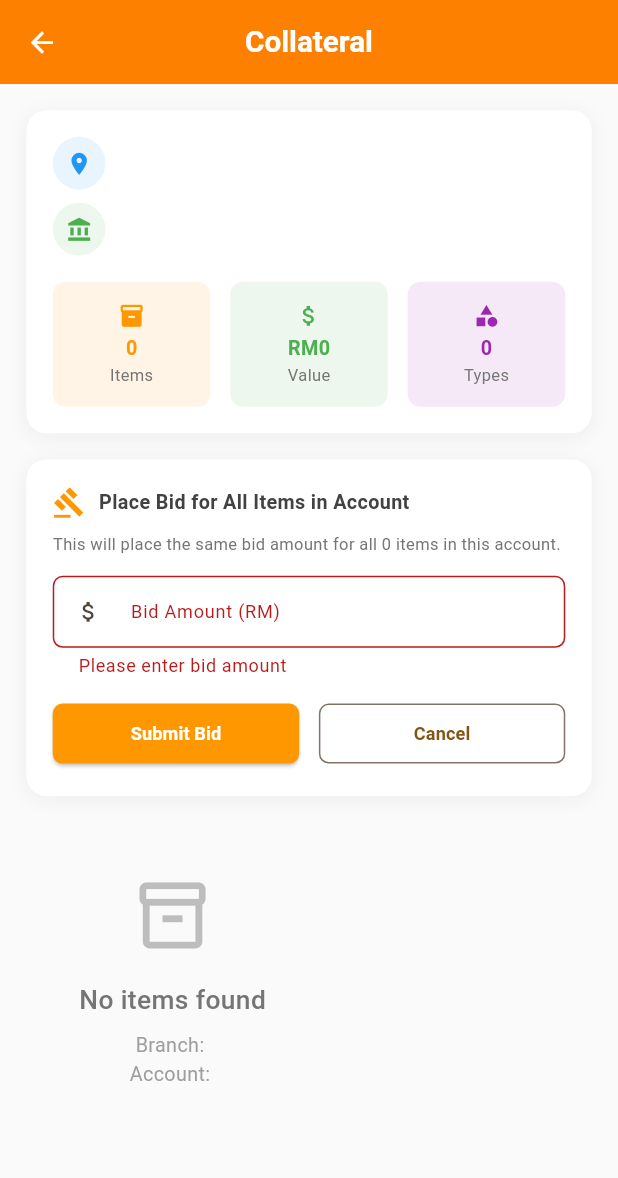
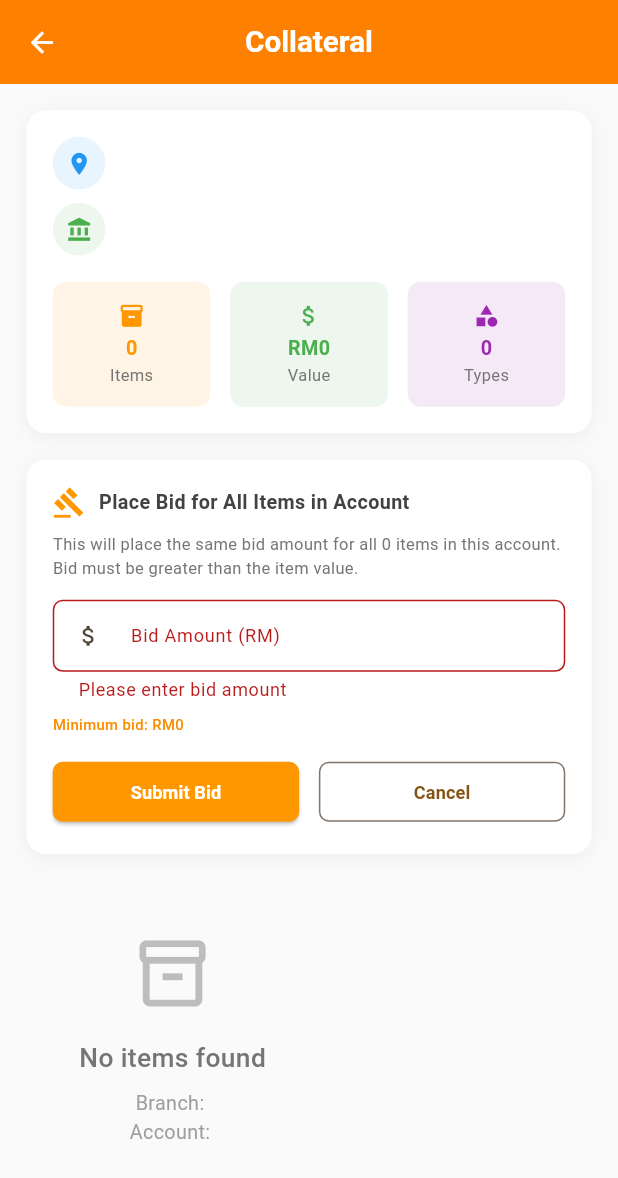
Before and after one commit to mralif93/arrahnu_mobile_app, a Flutter app: the CollateralSelectionPage screen opened directly with empty values, after a tap on "Submit Bid", on a phone screen of 412 x 824 dp. Shown: the top 1178 px of the screen. Run offline on Flutter 3.47's test engine with Material 3 defaults, Android fonts, the phone set to English and light mode, and no system bars; our stand-ins replace carousel_slider, flutter_dotenv, flutter_easyloading, flutter_secure_storage, get, jwt_decoder and 2 more; accounts and stored records are empty; network calls fail; project files that could hold a hidden picture were left out.

Commit message:
Add Authentication Check and Minimum Bid Validation to CollateralSelectionPage
- Introduced user authentication status check to determine if the user is logged in.
- Updated bidding card visibility to only display for logged-in users.
- Implemented validation to ensure bid amounts exceed the minimum item value, enhancing user feedback with appropriate messages.
- Added display of minimum bid amount to guide users during the bidding process.

```diff
--- a/lib/pages/collateral_selection_page.dart
+++ b/lib/pages/collateral_selection_page.dart
@@ -23,6 +23,7 @@ class _CollateralSelectionPageState extends State<CollateralSelectionPage> {
   List<dynamic> collections = [];
   String? accountImageUrl;
   bool isLoading = true;
+  bool isLoggedIn = false;
 
   // Bidding form variables
   final _formKey = GlobalKey<FormState>();
@@ -32,7 +33,23 @@ class _CollateralSelectionPageState extends State<CollateralSelectionPage> {
   @override
   void initState() {
     super.initState();
+    _checkAuthenticationStatus();
     _fetchCollections();
+  }
+
+  // Check if user is logged in
+  Future<void> _checkAuthenticationStatus() async {
+    try {
+      final authController = AuthController();
+      final sessionResult = await authController.session();
+      setState(() {
+        isLoggedIn = sessionResult;
+      });
+    } catch (e) {
+      setState(() {
+        isLoggedIn = false;
+      });
+    }
   }
 
   @override
@@ -328,8 +345,8 @@ class _CollateralSelectionPageState extends State<CollateralSelectionPage> {
                       ),
                     ),
 
-                    // Bidding Card
-                    Container(
+                    // Bidding Card (only show if user is logged in)
+                    if (isLoggedIn) Container(
                       margin: EdgeInsets.only(bottom: 16 * scaleFactor),
                       padding: EdgeInsets.all(16 * scaleFactor),
                       decoration: BoxDecoration(
@@ -368,7 +385,7 @@ class _CollateralSelectionPageState extends State<CollateralSelectionPage> {
                             ),
                             SizedBox(height: 8 * scaleFactor),
                             Text(
-                              'This will place the same bid amount for all $totalItems items in this account.',
+                              'This will place the same bid amount for all $totalItems items in this account. Bid must be greater than the item value.',
                               style: TextStyle(
                                 fontSize: 10 * scaleFactor,
                                 color: Colors.grey[600],
@@ -409,7 +426,42 @@ class _CollateralSelectionPageState extends State<CollateralSelectionPage> {
                                 if (amount == null || amount <= 0) {
                                   return 'Please enter valid amount';
                                 }
+
+                                // Check if bid amount is greater than the minimum value
+                                double minValue = 0.0;
+                                for (var item in filteredCollaterals) {
+                                  final itemValue = _parseToDouble(item['priceAfterDiscount']) ?? 0.0;
+                                  if (itemValue > minValue) {
+                                    minValue = itemValue;
+                                  }
+                                }
+
+                                if (amount <= minValue) {
+                                  return 'Bid must be greater than RM${minValue.toStringAsFixed(0)}';
+                                }
+
                                 return null;
+                              },
+                            ),
+                            SizedBox(height: 8 * scaleFactor),
+                            // Show minimum bid amount
+                            Builder(
+                              builder: (context) {
+                                double minValue = 0.0;
+                                for (var item in filteredCollaterals) {
+                                  final itemValue = _parseToDouble(item['priceAfterDiscount']) ?? 0.0;
+                                  if (itemValue > minValue) {
+                                    minValue = itemValue;
+                                  }
+                                }
+                                return Text(
+                                  'Minimum bid: RM${minValue.toStringAsFixed(0)}',
+                                  style: TextStyle(
+                                    fontSize: 9 * scaleFactor,
+                                    color: Colors.orange[600],
+                                    fontWeight: FontWeight.w500,
+                                  ),
+                                );
                               },
                             ),
                             SizedBox(height: 12 * scaleFactor),
--- a/lib/pages/dashboard.dart
+++ b/lib/pages/dashboard.dart
@@ -171,9 +171,6 @@ class _DashboardPageState extends State<DashboardPage> {
           physics: const AlwaysScrollableScrollPhysics(),
           child: Column(
             children: [
-              // Add top padding for status bar
-              SizedBox(height: MediaQuery.of(context).padding.top),
-
               // Welcome Header
               Container(
                 width: double.infinity,
```
